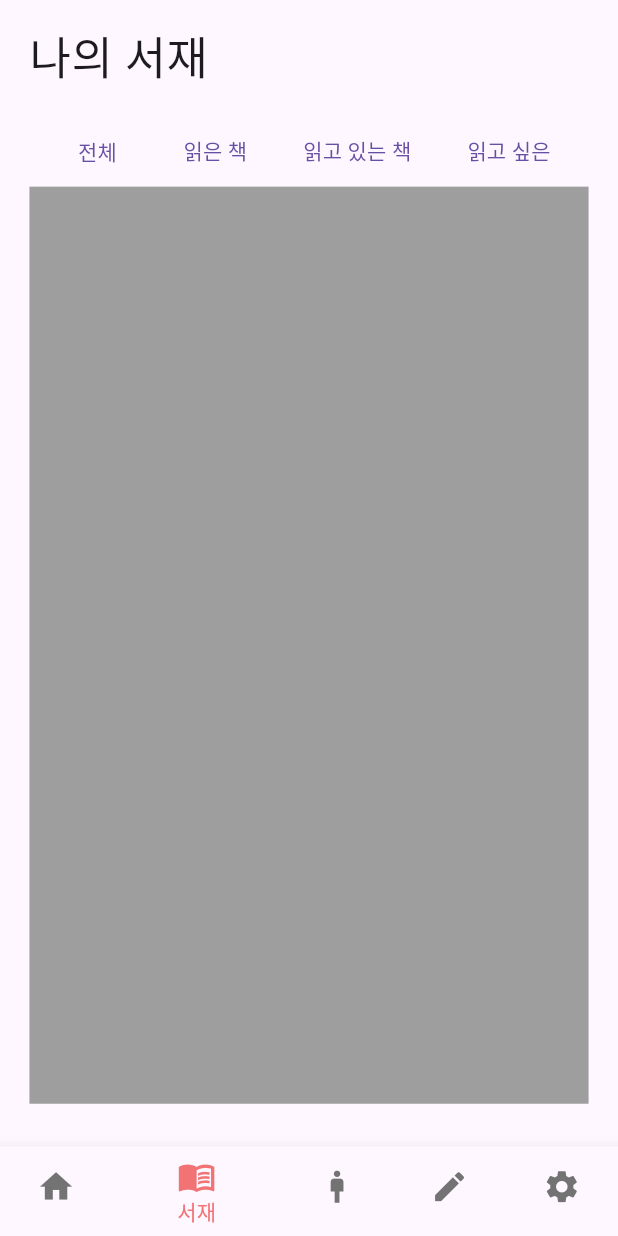
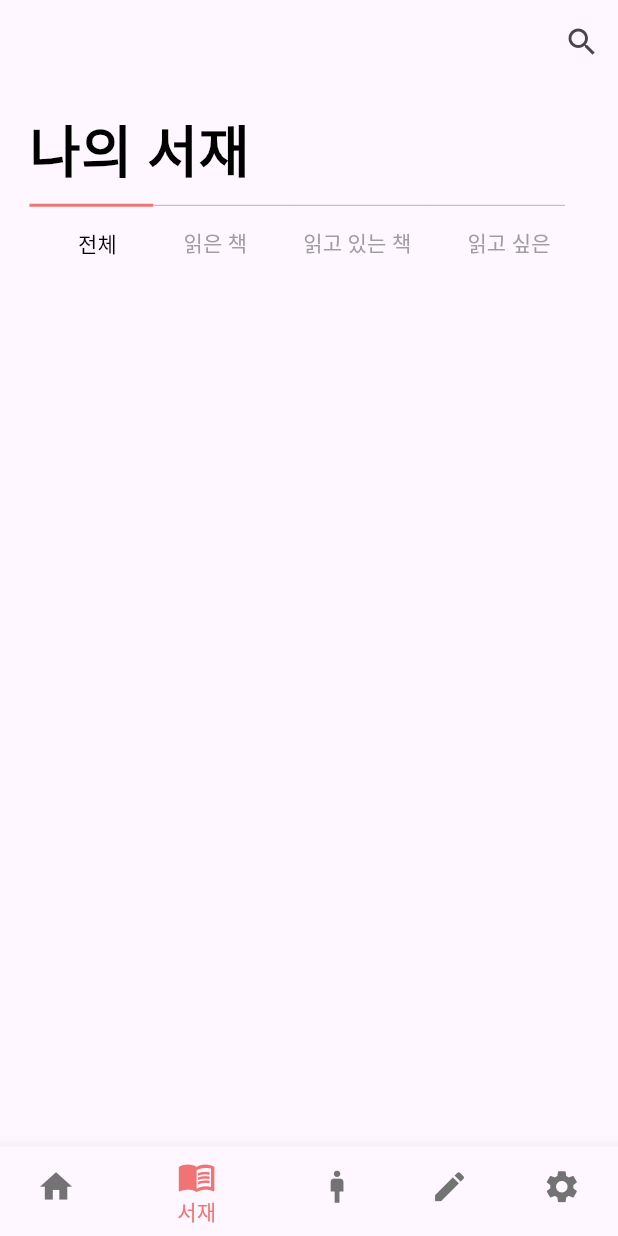
Before and after one commit to yoon-0409/pr30ject, a Flutter app: the screen it shows after launch, item 2 of the bottom bar chosen, on a phone screen of 412 x 824 dp. Run offline on Flutter 3.47's test engine with Material 3 defaults, Android fonts, the light colour scheme and no system bars; Roboto replaces fonts that are missing (Pretendard).

Commit message:
modify : library_screen.dart
- 버튼 선택에 따라 상단바의 색상과 굵기가 바뀌는 기능 추가
- 기타 컴포넌트의 크기 조정

```diff
--- a/lib/page_resources/library_page_resources/library_screen.dart
+++ b/lib/page_resources/library_page_resources/library_screen.dart
@@ -1,54 +1,123 @@
-// ignore_for_file: prefer_const_constructors, avoid_print
+// ignore_for_file: prefer_const_constructors,
 import 'package:flutter/material.dart';
+import 'package:pr30ject_modified/widget/book_widget.dart';
 
 class MyLibrary extends StatefulWidget {
-  final paddingSize;
+  final double paddingSize;
 
-  const MyLibrary({super.key, required this.paddingSize});
+  const MyLibrary({Key? key, required this.paddingSize}) : super(key: key);
 
   @override
   State<MyLibrary> createState() => _MyLibraryState();
 }
 
 class _MyLibraryState extends State<MyLibrary> {
+  int _selectedIndex = 0; // 선택된 버튼 인덱스를 저장할 변수
+
   @override
   Widget build(BuildContext context) {
     var screenSize = MediaQuery.of(context).size;
     var paddingSize = widget.paddingSize;
 
-    return Container(
-        padding: EdgeInsets.fromLTRB(paddingSize, 0, paddingSize, 0),
+    return Scaffold(
+      appBar: AppBar(
+        actions: [
+          IconButton(
+            onPressed: () {
+              print('검색!');
+            },
+            icon: Icon(Icons.search),
+          )
+        ],
+      ),
+      body: Container(
+        padding: EdgeInsets.fromLTRB(paddingSize, 10, paddingSize, 0),
         child: Column(
           children: [
             // 나의 서재 텍스트
             Flexible(
-                child: Container(
-                    child: Text('나의 서재', style: TextStyle(fontSize: 30)),
-                    alignment: Alignment.centerLeft),
-                flex: 1),
-
-            // 화면전환 버튼
+              flex: 10,
+              child: Container(
+                alignment: Alignment.centerLeft,
+                child: Text(
+                  '나의 서재',
+                  style: TextStyle(
+                    fontSize: screenSize.height * 0.045,
+                    fontWeight: FontWeight.w800,
+                    color: Colors.black,
+                  ),
+                ),
+              ),
+            ),
+            // 버튼 및 상단 일직선
             Flexible(
-              child: Row(
+              flex: 10,
+              child: Column(
                 children: [
-                  TextButton(onPressed: () {}, child: Text('전체')),
-                  TextButton(onPressed: () {}, child: Text('읽은 책')),
-                  TextButton(onPressed: () {}, child: Text('읽고 있는 책')),
-                  TextButton(onPressed: () {}, child: Text('읽고 싶은')),
+                  // 상단 일직선 -> 버튼 상태에 따라 색상 변경
+                  Row(
+                    children: [
+                      _buildSegmentContainer(screenSize.width / 5, 0),
+                      _buildSegmentContainer(screenSize.width / 4.5, 1),
+                      _buildSegmentContainer(screenSize.width / 4.5, 2),
+                      _buildSegmentContainer(screenSize.width / 4.5, 3),
+                    ],
+                  ),
+                  // 화면전환 버튼
+                  Row(
+                    mainAxisAlignment: MainAxisAlignment.spaceEvenly,
+                    children: [
+                      _buildTextButton(0, '전체'),
+                      _buildTextButton(1, '읽은 책'),
+                      _buildTextButton(2, '읽고 있는 책'),
+                      _buildTextButton(3, '읽고 싶은'),
+                    ],
+                  ),
                 ],
-                mainAxisAlignment: MainAxisAlignment.spaceEvenly,
               ),
-              flex: 1,
             ),
 
             // 실제 보유한 책이 나오는 container
             Flexible(
-              child: Container(
-                color: Colors.grey,
+              flex: 80,
+              child: SingleChildScrollView(
+                child: Column(
+                  children: [
+                  ],
+                ),
               ),
-              flex: 8,
             ),
           ],
-        ));
+        ),
+      ),
+    );
+  }
+
+  Widget _buildTextButton(int index, String text) {
+    // body 상단에 들어가는 body 전환버튼 builder
+    // 선택된 버튼의 text 색은 검은색, 선택 안 되면 회색
+    return TextButton(
+      onPressed: () {
+        setState(() {
+          _selectedIndex = index; // 버튼 인덱스 업데이트
+        });
+      },
+      child: Text(
+        text,
+        style: TextStyle(
+          color: _selectedIndex == index ? Colors.black : Colors.grey,
+        ),
+      ),
+    );
+  }
+
+  Widget _buildSegmentContainer(double width, int index) {
+    // 버튼 위의 일직선
+    // 버튼이 선택되면 상단의 일직선도 색과 굵기가 바뀜(selectedIndex 값에 따라 바뀜)
+    return Container(
+        width: width,
+        height: _selectedIndex==index?2:0.5,
+        color: _selectedIndex == index ? Color(0xfff17374) : Colors.grey,
+      );
   }
 }
```
